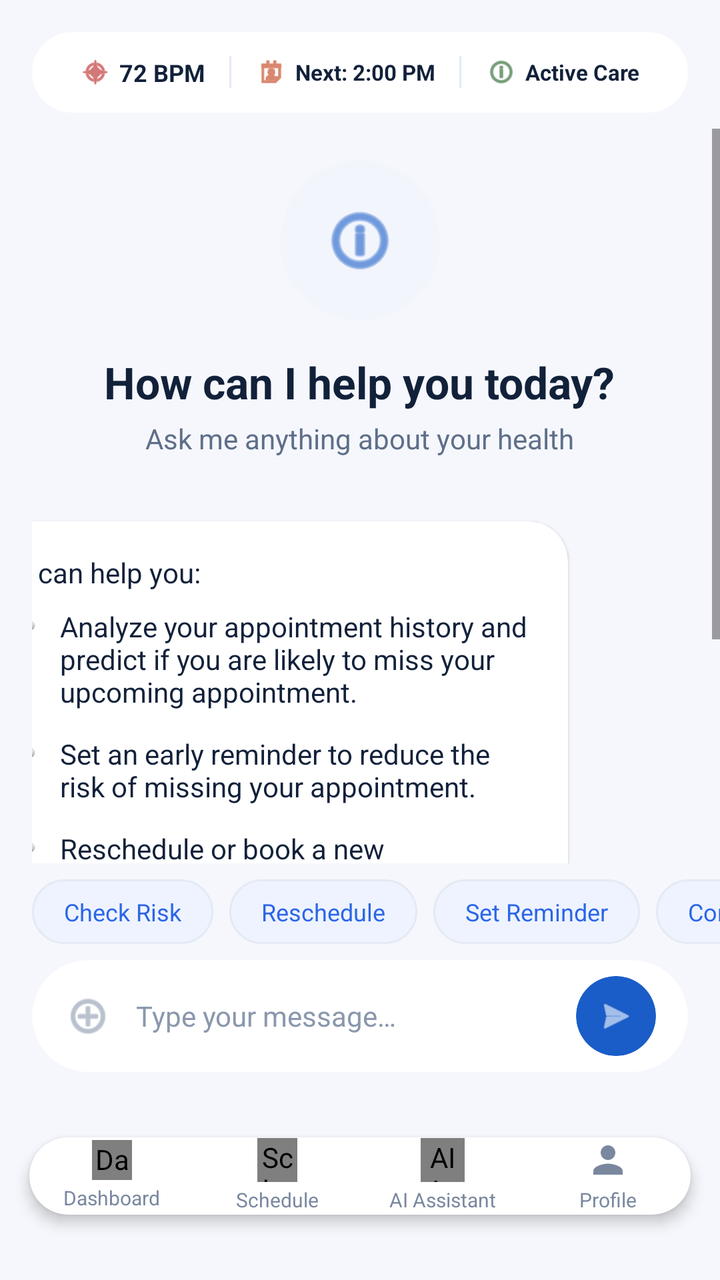
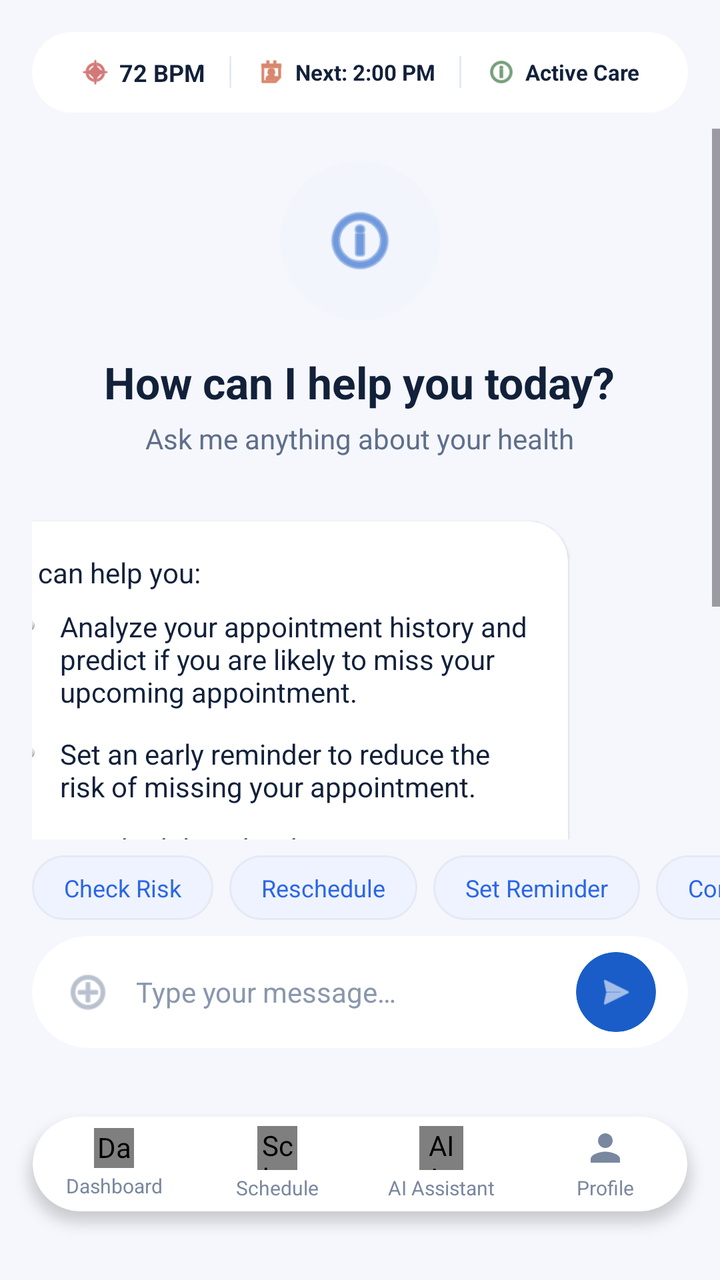

The first picture is an Android layout as it rendered before a commit; the second is the same layout after the commit. The layout source and the unified diff follow.
<!-- AndroidManifest.xml: application theme Theme.Appointment_Schedule -->
<!-- res/layout/fragment_ai_assistant.xml -->
<?xml version="1.0" encoding="utf-8"?>
<androidx.constraintlayout.widget.ConstraintLayout xmlns:android="http://schemas.android.com/apk/res/android"
    xmlns:app="http://schemas.android.com/apk/res-auto"
    android:layout_width="match_parent"
    android:layout_height="match_parent"
    android:background="@color/background_main">

    
    <androidx.cardview.widget.CardView
        android:id="@+id/topStatsBar"
        android:layout_width="match_parent"
        android:layout_height="wrap_content"
        android:layout_margin="16dp"
        app:cardBackgroundColor="@color/card_background"
        app:cardCornerRadius="20dp"
        app:cardElevation="0dp"
        app:layout_constraintTop_toTopOf="parent">

        <LinearLayout
            android:layout_width="match_parent"
            android:layout_height="wrap_content"
            android:gravity="center"
            android:orientation="horizontal"
            android:padding="12dp">

            <LinearLayout
                android:layout_width="wrap_content"
                android:layout_height="wrap_content"
                android:gravity="center_vertical"
                android:orientation="horizontal">
                <ImageView
                    android:layout_width="16dp"
                    android:layout_height="16dp"
                    android:src="@android:drawable/ic_menu_compass"
                    app:tint="@color/error_red"/>
                <TextView
                    android:layout_width="wrap_content"
                    android:layout_height="wrap_content"
                    android:layout_marginStart="4dp"
                    android:text="72 BPM"
                    android:textColor="@color/text_primary"
                    android:textSize="12sp"
                    android:textStyle="bold"/>
            </LinearLayout>

            <View
                android:layout_width="1dp"
                android:layout_height="16dp"
                android:layout_marginHorizontal="12dp"
                android:background="@color/divider_color"/>

            <LinearLayout
                android:layout_width="wrap_content"
                android:layout_height="wrap_content"
                android:gravity="center_vertical"
                android:orientation="horizontal">
                <ImageView
                    android:layout_width="16dp"
                    android:layout_height="16dp"
                    android:src="@android:drawable/ic_menu_my_calendar"
                    app:tint="@color/warning_orange"/>
                <TextView
                    android:layout_width="wrap_content"
                    android:layout_height="wrap_content"
                    android:layout_marginStart="4dp"
                    android:text="Next: 2:00 PM"
                    android:textColor="@color/text_primary"
                    android:textSize="11sp"
                    android:textStyle="bold"/>
            </LinearLayout>

            <View
                android:layout_width="1dp"
                android:layout_height="16dp"
                android:layout_marginHorizontal="12dp"
                android:background="@color/divider_color"/>

            <LinearLayout
                android:layout_width="wrap_content"
                android:layout_height="wrap_content"
                android:gravity="center_vertical"
                android:orientation="horizontal">
                <ImageView
                    android:layout_width="16dp"
                    android:layout_height="16dp"
                    android:src="@android:drawable/ic_menu_info_details"
                    app:tint="@color/success_green"/>
                <TextView
                    android:layout_width="wrap_content"
                    android:layout_height="wrap_content"
                    android:layout_marginStart="4dp"
                    android:text="@string/active_care"
                    android:textColor="@color/text_primary"
                    android:textSize="11sp"
                    android:textStyle="bold"/>
            </LinearLayout>
        </LinearLayout>
    </androidx.cardview.widget.CardView>

    <ScrollView
        android:layout_width="match_parent"
        android:layout_height="0dp"
        android:layout_marginTop="8dp"
        android:layout_marginBottom="8dp"
        app:layout_constraintBottom_toTopOf="@+id/quickActionsLayout"
        app:layout_constraintTop_toBottomOf="@id/topStatsBar">

        <LinearLayout
            android:id="@+id/chatContainer"
            android:layout_width="match_parent"
            android:layout_height="wrap_content"
            android:gravity="center_horizontal"
            android:orientation="vertical"
            android:padding="16dp">

            
            <androidx.cardview.widget.CardView
                android:layout_width="80dp"
                android:layout_height="80dp"
                app:cardBackgroundColor="@color/card_background_alt"
                app:cardCornerRadius="40dp"
                app:cardElevation="0dp">
                <ImageView
                    android:layout_width="match_parent"
                    android:layout_height="match_parent"
                    android:padding="20dp"
                    android:src="@android:drawable/ic_menu_info_details"
                    app:tint="@color/blue_primary"/>
            </androidx.cardview.widget.CardView>

            <TextView
                android:layout_width="wrap_content"
                android:layout_height="wrap_content"
                android:layout_marginTop="16dp"
                android:text="@string/ai_greeting"
                android:textColor="@color/text_primary"
                android:textSize="22sp"
                android:textStyle="bold"/>

            <TextView
                android:layout_width="wrap_content"
                android:layout_height="wrap_content"
                android:layout_marginTop="4dp"
                android:text="@string/ai_subtitle"
                android:textColor="@color/text_secondary"
                android:textSize="14sp"/>

            
            <androidx.cardview.widget.CardView
                android:layout_width="match_parent"
                android:layout_height="wrap_content"
                android:layout_marginTop="32dp"
                android:layout_marginEnd="40dp"
                app:cardBackgroundColor="@color/card_background"
                app:cardCornerRadius="20dp"
                app:cardElevation="1dp">
                <LinearLayout
                    android:layout_width="match_parent"
                    android:layout_height="wrap_content"
                    android:orientation="vertical"
                    android:padding="16dp">

                    <TextView
                        android:layout_width="wrap_content"
                        android:layout_height="wrap_content"
                        android:text="@string/ai_can_help"
                        android:textColor="@color/text_primary"
                        android:textSize="14sp"/>

                    <LinearLayout
                        android:layout_width="match_parent"
                        android:layout_height="wrap_content"
                        android:layout_marginTop="8dp"
                        android:orientation="horizontal">
                        <View
                            android:layout_width="6dp"
                            android:layout_height="6dp"
                            android:layout_marginTop="6dp"
                            android:background="@android:drawable/radiobutton_off_background"/>
                        <TextView
                            android:layout_width="match_parent"
                            android:layout_height="wrap_content"
                            android:layout_marginStart="12dp"
                            android:text="@string/ai_help_1"
                            android:textColor="@color/text_primary"
                            android:textSize="14sp"/>
                    </LinearLayout>

                    <LinearLayout
                        android:layout_width="match_parent"
                        android:layout_height="wrap_content"
                        android:layout_marginTop="12dp"
                        android:orientation="horizontal">
                        <View
                            android:layout_width="6dp"
                            android:layout_height="6dp"
                            android:layout_marginTop="6dp"
                            android:background="@android:drawable/radiobutton_off_background"/>
                        <TextView
                            android:layout_width="match_parent"
                            android:layout_height="wrap_content"
                            android:layout_marginStart="12dp"
                            android:text="@string/ai_help_2"
                            android:textColor="@color/text_primary"
                            android:textSize="14sp"/>
                    </LinearLayout>

                    <LinearLayout
                        android:layout_width="match_parent"
                        android:layout_height="wrap_content"
                        android:layout_marginTop="12dp"
                        android:orientation="horizontal">
                        <View
                            android:layout_width="6dp"
                            android:layout_height="6dp"
                            android:layout_marginTop="6dp"
                            android:background="@android:drawable/radiobutton_off_background"/>
                        <TextView
                            android:layout_width="match_parent"
                            android:layout_height="wrap_content"
                            android:layout_marginStart="12dp"
                            android:text="@string/ai_help_3"
                            android:textColor="@color/text_primary"
                            android:textSize="14sp"/>
                    </LinearLayout>
                </LinearLayout>
            </androidx.cardview.widget.CardView>

            <TextView
                android:layout_width="wrap_content"
                android:layout_height="wrap_content"
                android:layout_gravity="start"
                android:layout_marginStart="8dp"
                android:layout_marginTop="4dp"
                android:text="10:25 AM"
                android:textColor="@color/text_hint"
                android:textSize="10sp"/>

            
            <androidx.cardview.widget.CardView
                android:layout_width="wrap_content"
                android:layout_height="wrap_content"
                android:layout_gravity="end"
                android:layout_marginTop="16dp"
                android:layout_marginStart="60dp"
                app:cardBackgroundColor="@color/blue_primary"
                app:cardCornerRadius="20dp"
                app:cardElevation="0dp">
                <TextView
                    android:layout_width="wrap_content"
                    android:layout_height="wrap_content"
                    android:padding="12dp"
                    android:text="Can you check my risk of missing the next appointment?"
                    android:textColor="@color/text_on_primary"
                    android:textSize="14sp"/>
            </androidx.cardview.widget.CardView>

            <TextView
                android:layout_width="wrap_content"
                android:layout_height="wrap_content"
                android:layout_gravity="end"
                android:layout_marginEnd="8dp"
                android:layout_marginTop="4dp"
                android:text="10:30 AM"
                android:textColor="@color/text_hint"
                android:textSize="10sp"/>

        </LinearLayout>
    </ScrollView>

    
    <HorizontalScrollView
        android:id="@+id/quickActionsLayout"
        android:layout_width="match_parent"
        android:layout_height="wrap_content"
        android:layout_marginBottom="8dp"
        android:fillViewport="true"
        android:scrollbars="none"
        app:layout_constraintBottom_toTopOf="@+id/inputCard">

        <LinearLayout
            android:layout_width="wrap_content"
            android:layout_height="wrap_content"
            android:gravity="center"
            android:orientation="horizontal"
            android:paddingHorizontal="16dp">

            <TextView
                android:id="@+id/checkRiskButton"
                android:layout_width="wrap_content"
                android:layout_height="wrap_content"
                android:layout_marginEnd="8dp"
                android:background="@drawable/quick_action_bg"
                android:clickable="true"
                android:focusable="true"
                android:paddingHorizontal="16dp"
                android:paddingVertical="8dp"
                android:text="@string/check_risk"
                android:textColor="@color/text_blue"
                android:textSize="12sp"/>

            <TextView
                android:id="@+id/rescheduleButton"
                android:layout_width="wrap_content"
                android:layout_height="wrap_content"
                android:layout_marginEnd="8dp"
                android:background="@drawable/quick_action_bg"
                android:clickable="true"
                android:focusable="true"
                android:paddingHorizontal="16dp"
                android:paddingVertical="8dp"
                android:text="@string/reschedule"
                android:textColor="@color/text_blue"
                android:textSize="12sp"/>

            <TextView
                android:id="@+id/reminderButton"
                android:layout_width="wrap_content"
                android:layout_height="wrap_content"
                android:layout_marginEnd="8dp"
                android:background="@drawable/quick_action_bg"
                android:clickable="true"
                android:focusable="true"
                android:paddingHorizontal="16dp"
                android:paddingVertical="8dp"
                android:text="@string/set_reminder"
                android:textColor="@color/text_blue"
                android:textSize="12sp"/>

            <TextView
                android:id="@+id/contactDoctorButton"
                android:layout_width="wrap_content"
                android:layout_height="wrap_content"
                android:background="@drawable/quick_action_bg"
                android:clickable="true"
                android:focusable="true"
                android:paddingHorizontal="16dp"
                android:paddingVertical="8dp"
                android:text="@string/contact_doctor"
                android:textColor="@color/text_blue"
                android:textSize="12sp"/>
        </LinearLayout>
    </HorizontalScrollView>

    
    <androidx.cardview.widget.CardView
        android:id="@+id/inputCard"
        android:layout_width="match_parent"
        android:layout_height="wrap_content"
        android:layout_marginHorizontal="16dp"
        android:layout_marginBottom="16dp"
        app:cardBackgroundColor="@color/card_background"
        app:cardCornerRadius="30dp"
        app:cardElevation="0dp"
        app:layout_constraintBottom_toTopOf="@+id/bottomBar">
        <LinearLayout
            android:layout_width="match_parent"
            android:layout_height="56dp"
            android:gravity="center_vertical"
            android:orientation="horizontal"
            android:paddingHorizontal="16dp">

            <ImageView
                android:layout_width="24dp"
                android:layout_height="24dp"
                android:src="@android:drawable/ic_menu_add"
                app:tint="@color/text_hint"/>

            <EditText
                android:id="@+id/messageEditText"
                android:layout_width="0dp"
                android:layout_height="match_parent"
                android:layout_marginStart="12dp"
                android:layout_weight="1"
                android:background="@null"
                android:hint="@string/type_message"
                android:inputType="text"
                android:textColor="@color/text_primary"
                android:textColorHint="@color/text_hint"
                android:textSize="14sp"/>

            <androidx.cardview.widget.CardView
                android:id="@+id/sendButtonContainer"
                android:layout_width="40dp"
                android:layout_height="40dp"
                app:cardBackgroundColor="@color/blue_primary"
                app:cardCornerRadius="20dp"
                app:cardElevation="0dp">
                <ImageView
                    android:id="@+id/sendButton"
                    android:layout_width="match_parent"
                    android:layout_height="match_parent"
                    android:padding="10dp"
                    android:src="@android:drawable/ic_menu_send"
                    app:tint="@color/text_on_primary"
                    android:clickable="true"
                    android:focusable="true"/>
            </androidx.cardview.widget.CardView>
        </LinearLayout>
    </androidx.cardview.widget.CardView>

    <include
        layout="@layout/include_bottom_nav"
        android:id="@+id/bottomBar"
        android:layout_width="0dp"
        android:layout_height="72dp"
        android:layout_marginBottom="16dp"
        app:layout_constraintBottom_toBottomOf="parent"
        app:layout_constraintEnd_toEndOf="parent"
        app:layout_constraintStart_toStartOf="parent"/>

</androidx.constraintlayout.widget.ConstraintLayout>
<!-- res/layout/include_bottom_nav.xml (included above) -->
<?xml version="1.0" encoding="utf-8"?>
<androidx.cardview.widget.CardView xmlns:android="http://schemas.android.com/apk/res/android"
    xmlns:app="http://schemas.android.com/apk/res-auto"
    android:id="@+id/bottomBar"
    android:layout_width="match_parent"
    android:layout_height="72dp"
    android:layout_marginHorizontal="16dp"
    android:layout_marginBottom="16dp"
    app:cardBackgroundColor="@color/bottom_nav_bg"
    app:cardCornerRadius="36dp"
    app:cardElevation="4dp"
    app:cardUseCompatPadding="true">

    <LinearLayout
        android:layout_width="match_parent"
        android:layout_height="match_parent"
        android:gravity="center"
        android:orientation="horizontal"
        android:weightSum="4">

        <LinearLayout
            android:id="@+id/navDashboard"
            android:layout_width="0dp"
            android:layout_height="match_parent"
            android:layout_weight="1"
            android:gravity="center"
            android:orientation="vertical"
            android:tag="dashboard"
            android:clickable="true"
            android:focusable="true"
            android:background="?attr/selectableItemBackgroundBorderless">
            <com.example.mugangaconnect.ui.view.LucideIconView
                android:layout_width="20dp"
                android:layout_height="20dp"
                android:contentDescription="@string/dashboard"
                app:lucideIcon="layout_dashboard"
                android:tint="@color/icon_tint"/>
            <TextView
                android:layout_width="wrap_content"
                android:layout_height="wrap_content"
                android:layout_marginTop="2dp"
                android:text="@string/dashboard"
                android:textColor="@color/icon_tint"
                android:textSize="10sp"/>
        </LinearLayout>

        <LinearLayout
            android:id="@+id/navSchedule"
            android:layout_width="0dp"
            android:layout_height="match_parent"
            android:layout_weight="1"
            android:gravity="center"
            android:orientation="vertical"
            android:tag="schedule"
            android:clickable="true"
            android:focusable="true"
            android:background="?attr/selectableItemBackgroundBorderless">
            <com.example.mugangaconnect.ui.view.LucideIconView
                android:layout_width="20dp"
                android:layout_height="22dp"
                android:contentDescription="@string/schedule"
                app:lucideIcon="calendar_days"
                android:tint="@color/icon_tint"/>
            <TextView
                android:layout_width="wrap_content"
                android:layout_height="wrap_content"
                android:layout_marginTop="2dp"
                android:text="@string/schedule"
                android:textColor="@color/icon_tint"
                android:textSize="10sp"/>
        </LinearLayout>

        <LinearLayout
            android:id="@+id/navAiAssistant"
            android:layout_width="0dp"
            android:layout_height="match_parent"
            android:layout_weight="1"
            android:gravity="center"
            android:orientation="vertical"
            android:tag="ai_assistant"
            android:clickable="true"
            android:focusable="true"
            android:background="?attr/selectableItemBackgroundBorderless">
            <com.example.mugangaconnect.ui.view.LucideIconView
                android:layout_width="22dp"
                android:layout_height="22dp"
                android:contentDescription="@string/ai_assistant"
                app:lucideIcon="bot"
                android:tint="@color/icon_tint"/>
            <TextView
                android:layout_width="wrap_content"
                android:layout_height="wrap_content"
                android:layout_marginTop="2dp"
                android:text="@string/ai_assistant"
                android:textColor="@color/icon_tint"
                android:textSize="10sp"/>
        </LinearLayout>

        <LinearLayout
            android:id="@+id/navProfile"
            android:layout_width="0dp"
            android:layout_height="match_parent"
            android:layout_weight="1"
            android:gravity="center"
            android:orientation="vertical"
            android:tag="profile"
            android:clickable="true"
            android:focusable="true"
            android:background="?attr/selectableItemBackgroundBorderless">
            <ImageView
                android:layout_width="22dp"
                android:layout_height="22dp"
                android:contentDescription="@string/profile_nav"
                android:src="@drawable/ic_person_solid"
                app:tint="@color/icon_tint"/>
            <TextView
                android:layout_width="wrap_content"
                android:layout_height="wrap_content"
                android:layout_marginTop="2dp"
                android:text="@string/profile_nav"
                android:textColor="@color/icon_tint"
                android:textSize="10sp"/>
        </LinearLayout>

    </LinearLayout>
</androidx.cardview.widget.CardView>
<!-- resources referenced by this layout -->
<resources>
  <color name="background_main">#F5F7FC</color>
  <color name="blue_primary">#1A5DC8</color>
  <color name="bottom_nav_bg">#FFFFFF</color>
  <color name="card_background">#FFFFFF</color>
  <color name="card_background_alt">#F2F5FC</color>
  <color name="divider_color">#E4EAF4</color>
  <color name="error_red">#B71C1C</color>
  <color name="icon_tint">#7A889F</color>
  <color name="success_green">#1B5E20</color>
  <color name="text_blue">#2C66E7</color>
  <color name="text_hint">#8A97AD</color>
  <color name="text_on_primary">#FFFFFF</color>
  <color name="text_primary">#12213A</color>
  <color name="text_secondary">#5F6F8A</color>
  <color name="warning_orange">#BF360C</color>
  <!-- drawable ic_person_solid (drawable) -->
  <vector xmlns:android="http://schemas.android.com/apk/res/android"
      android:width="24dp"
      android:height="24dp"
      android:viewportWidth="24"
      android:viewportHeight="24">
      <path
          android:fillColor="?attr/colorOnSurface"
          android:pathData="M12,12c2.21,0 4,-1.79 4,-4s-1.79,-4 -4,-4 -4,1.79 -4,4 1.79,4 4,4zM12,14c-2.67,0 -8,1.34 -8,4v2h16v-2c0,-2.66 -5.33,-4 -8,-4z" />
  </vector>
  <!-- drawable quick_action_bg (drawable) -->
  <?xml version="1.0" encoding="utf-8"?>
  
  <shape xmlns:android="http://schemas.android.com/apk/res/android">
      <solid android:color="@color/field_background" />
      <stroke android:width="1dp" android:color="@color/divider_color" />
      <corners android:radius="20dp" />
  </shape>
  <string name="active_care">Active Care</string>
  <string name="ai_assistant">AI Assistant</string>
  <string name="ai_can_help">I can help you:</string>
  <string name="ai_greeting">How can I help you today?</string>
  <string name="ai_help_1">Analyze your appointment history and predict if you are likely to miss your upcoming appointment.</string>
  <string name="ai_help_2">Set an early reminder to reduce the risk of missing your appointment.</string>
  <string name="ai_help_3">Reschedule or book a new appointment with ease.</string>
  <string name="ai_subtitle">Ask me anything about your health</string>
  <string name="check_risk">Check Risk</string>
  <string name="contact_doctor">Contact Doctor</string>
  <string name="dashboard">Dashboard</string>
  <string name="profile_nav">Profile</string>
  <string name="reschedule">Reschedule</string>
  <string name="schedule">Schedule</string>
  <string name="set_reminder">Set Reminder</string>
  <string name="type_message">Type your message\u2026</string>
  <style name="Theme.Appointment_Schedule" parent="Base.Theme.Appointment_Schedule" />
  <color name="field_background">#EEF3FF</color>
  <style name="Base.Theme.Appointment_Schedule" parent="Theme.Material3.DayNight.NoActionBar">
          
          <item name="colorPrimary">@color/primary_blue</item>
          <item name="android:statusBarColor">@color/background_main</item>
          <item name="android:windowLightStatusBar">true</item>
          <item name="android:windowBackground">@color/background_main</item>
          <item name="colorSurface">@color/card_background</item>
          <item name="colorOnSurface">@color/text_primary</item>
      </style>
  <color name="primary_blue">#2176FF</color>
</resources>

<!-- the commit's change to res/layout/fragment_ai_assistant.xml (unified diff, before → after) -->
@@ -403,7 +403,7 @@
         layout="@layout/include_bottom_nav"
         android:id="@+id/bottomBar"
         android:layout_width="0dp"
-        android:layout_height="72dp"
+        android:layout_height="84dp"
         android:layout_marginBottom="16dp"
         app:layout_constraintBottom_toBottomOf="parent"
         app:layout_constraintEnd_toEndOf="parent"
@@ -416,11 +416,11 @@
     xmlns:app="http://schemas.android.com/apk/res-auto"
     android:id="@+id/bottomBar"
     android:layout_width="match_parent"
-    android:layout_height="72dp"
+    android:layout_height="84dp"
     android:layout_marginHorizontal="16dp"
     android:layout_marginBottom="16dp"
     app:cardBackgroundColor="@color/bottom_nav_bg"
-    app:cardCornerRadius="36dp"
+    app:cardCornerRadius="42dp"
     app:cardElevation="4dp"
     app:cardUseCompatPadding="true">
 
